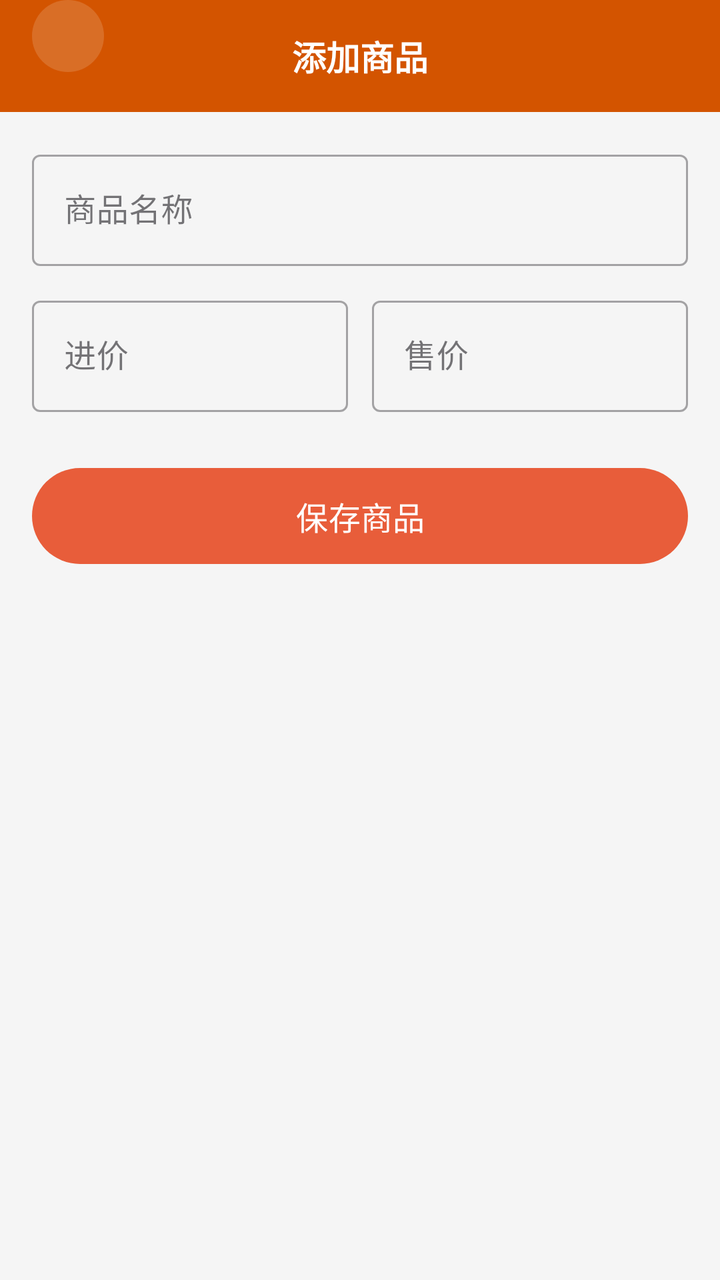
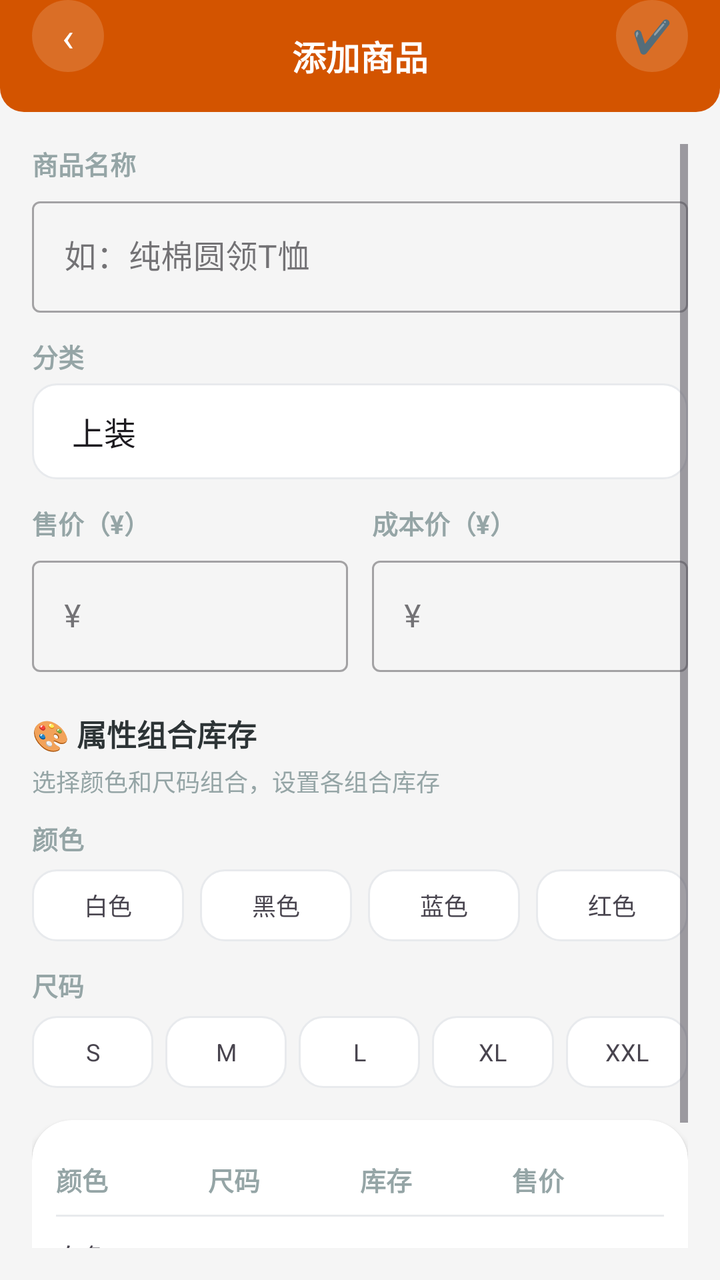

The first picture is an Android layout as it rendered before a commit; the second is the same layout after the commit. The layout source and the unified diff follow.
<!-- AndroidManifest.xml: application theme Theme.ClothingSI -->
<!-- res/layout/activity_product_add.xml -->
<?xml version="1.0" encoding="utf-8"?>
<LinearLayout xmlns:android="http://schemas.android.com/apk/res/android"
    xmlns:app="http://schemas.android.com/apk/res-auto"
    android:layout_width="match_parent" android:layout_height="match_parent"
    android:orientation="vertical" android:background="#F5F5F5">
    <RelativeLayout android:layout_width="match_parent" android:layout_height="56dp"
        android:background="#D35400" android:paddingHorizontal="16dp">
        <TextView android:id="@+id/btn_back" android:layout_width="36dp" android:layout_height="36dp"
            android:text="‹" android:textSize="20dp" android:textColor="#FFFFFF"
            android:gravity="center" android:background="@drawable/circle_bg" android:alpha="0.15" />
        <TextView android:layout_width="wrap_content" android:layout_height="wrap_content"
            android:text="添加商品" android:textSize="17dp" android:textStyle="bold"
            android:textColor="#FFFFFF" android:layout_centerInParent="true" />
    </RelativeLayout>
    <ScrollView android:layout_width="match_parent" android:layout_height="match_parent" android:padding="16dp">
        <LinearLayout android:layout_width="match_parent" android:layout_height="wrap_content"
            android:orientation="vertical">
            <com.google.android.material.textfield.TextInputLayout style="@style/Widget.MaterialComponents.TextInputLayout.OutlinedBox"
                android:layout_width="match_parent" android:layout_height="wrap_content" android:layout_marginBottom="12dp">
                <com.google.android.material.textfield.TextInputEditText android:id="@+id/et_product_name"
                    android:layout_width="match_parent" android:layout_height="wrap_content" android:hint="商品名称" />
            </com.google.android.material.textfield.TextInputLayout>
            <LinearLayout android:layout_width="match_parent" android:layout_height="wrap_content"
                android:orientation="horizontal" android:weightSum="2">
                <com.google.android.material.textfield.TextInputLayout style="@style/Widget.MaterialComponents.TextInputLayout.OutlinedBox"
                    android:layout_width="0dp" android:layout_height="wrap_content" android:layout_weight="1"
                    android:layout_marginEnd="6dp">
                    <com.google.android.material.textfield.TextInputEditText android:id="@+id/et_purchase_price"
                        android:layout_width="match_parent" android:layout_height="wrap_content" android:hint="进价" android:inputType="numberDecimal" />
                </com.google.android.material.textfield.TextInputLayout>
                <com.google.android.material.textfield.TextInputLayout style="@style/Widget.MaterialComponents.TextInputLayout.OutlinedBox"
                    android:layout_width="0dp" android:layout_height="wrap_content" android:layout_weight="1"
                    android:layout_marginStart="6dp">
                    <com.google.android.material.textfield.TextInputEditText android:id="@+id/et_selling_price"
                        android:layout_width="match_parent" android:layout_height="wrap_content" android:hint="售价" android:inputType="numberDecimal" />
                </com.google.android.material.textfield.TextInputLayout>
            </LinearLayout>
            <com.google.android.material.button.MaterialButton android:id="@+id/btn_save_product"
                android:layout_width="match_parent" android:layout_height="56dp" android:text="保存商品"
                android:textSize="16dp" app:cornerRadius="28dp"
                android:layout_marginTop="24dp" />
        </LinearLayout>
    </ScrollView>
</LinearLayout>
<!-- resources referenced by this layout -->
<resources>
  <!-- drawable circle_bg (drawable) -->
  <?xml version="1.0" encoding="utf-8"?>
  <shape xmlns:android="http://schemas.android.com/apk/res/android" android:shape="oval">
      <solid android:color="#FFFFFF" />
  </shape>
  <style name="Theme.ClothingSI" parent="Theme.Material3.Light.NoActionBar">
          <item name="colorPrimary">@color/primary</item>
          <item name="colorPrimaryDark">@color/primary_dark</item>
          <item name="colorAccent">@color/accent</item>
          <item name="android:statusBarColor">@color/primary_dark</item>
          <item name="android:navigationBarColor">@color/white</item>
      </style>
  <color name="primary">#E85D3A</color>
  <color name="primary_dark">#D35400</color>
  <color name="accent">#F4A460</color>
  <color name="white">#FFFFFF</color>
</resources>

<!-- the commit's change to res/layout/activity_product_add.xml (unified diff, before → after) -->
@@ -1,44 +1,186 @@
 <?xml version="1.0" encoding="utf-8"?>
-<LinearLayout xmlns:android="http://schemas.android.com/apk/res/android"
+<FrameLayout xmlns:android="http://schemas.android.com/apk/res/android"
     xmlns:app="http://schemas.android.com/apk/res-auto"
     android:layout_width="match_parent" android:layout_height="match_parent"
-    android:orientation="vertical" android:background="#F5F5F5">
-    <RelativeLayout android:layout_width="match_parent" android:layout_height="56dp"
-        android:background="#D35400" android:paddingHorizontal="16dp">
-        <TextView android:id="@+id/btn_back" android:layout_width="36dp" android:layout_height="36dp"
-            android:text="‹" android:textSize="20dp" android:textColor="#FFFFFF"
-            android:gravity="center" android:background="@drawable/circle_bg" android:alpha="0.15" />
-        <TextView android:layout_width="wrap_content" android:layout_height="wrap_content"
-            android:text="添加商品" android:textSize="17dp" android:textStyle="bold"
-            android:textColor="#FFFFFF" android:layout_centerInParent="true" />
-    </RelativeLayout>
-    <ScrollView android:layout_width="match_parent" android:layout_height="match_parent" android:padding="16dp">
-        <LinearLayout android:layout_width="match_parent" android:layout_height="wrap_content"
-            android:orientation="vertical">
-            <com.google.android.material.textfield.TextInputLayout style="@style/Widget.MaterialComponents.TextInputLayout.OutlinedBox"
-                android:layout_width="match_parent" android:layout_height="wrap_content" android:layout_marginBottom="12dp">
-                <com.google.android.material.textfield.TextInputEditText android:id="@+id/et_product_name"
-                    android:layout_width="match_parent" android:layout_height="wrap_content" android:hint="商品名称" />
-            </com.google.android.material.textfield.TextInputLayout>
+    android:background="#F5F5F5">
+
+    <LinearLayout android:layout_width="match_parent" android:layout_height="match_parent"
+        android:orientation="vertical">
+        <RelativeLayout android:layout_width="match_parent" android:layout_height="56dp"
+            android:background="@drawable/header_bar_bg" android:paddingHorizontal="16dp">
+            <TextView android:id="@+id/btn_back" android:layout_width="36dp" android:layout_height="36dp"
+                android:text="‹" android:textSize="20dp" android:textColor="#FFFFFF"
+                android:gravity="center" android:background="@drawable/circle_bg" />
+            <TextView android:layout_width="wrap_content" android:layout_height="wrap_content"
+                android:text="添加商品" android:textSize="17dp" android:textStyle="bold"
+                android:textColor="#FFFFFF" android:layout_centerInParent="true" />
+            <TextView android:id="@+id/btn_save_top" android:layout_width="36dp" android:layout_height="36dp"
+                android:text="✔️" android:textSize="16dp" android:textColor="#FFFFFF"
+                android:gravity="center" android:background="@drawable/circle_bg"
+                android:layout_alignParentEnd="true" android:clickable="true" android:focusable="true" />
+        </RelativeLayout>
+
+        <ScrollView android:layout_width="match_parent" android:layout_height="match_parent"
+            android:padding="16dp">
             <LinearLayout android:layout_width="match_parent" android:layout_height="wrap_content"
-                android:orientation="horizontal" android:weightSum="2">
-                <com.google.android.material.textfield.TextInputLayout style="@style/Widget.MaterialComponents.TextInputLayout.OutlinedBox"
-                    android:layout_width="0dp" android:layout_height="wrap_content" android:layout_weight="1"
-                    android:layout_marginEnd="6dp">
-                    <com.google.android.material.textfield.TextInputEditText android:id="@+id/et_purchase_price"
-                        android:layout_width="match_parent" android:layout_height="wrap_content" android:hint="进价" android:inputType="numberDecimal" />
+                android:orientation="vertical">
+
+                
+                <TextView android:layout_width="wrap_content" android:layout_height="wrap_content"
+                    android:text="商品名称" android:textSize="13dp" android:textStyle="bold"
+                    android:textColor="#95A5A6" android:layout_marginBottom="4dp" />
+                <com.google.android.material.textfield.TextInputLayout
+                    android:layout_width="match_parent" android:layout_height="wrap_content"
+                    style="@style/Widget.MaterialComponents.TextInputLayout.OutlinedBox"
+                    android:hint="如：纯棉圆领T恤" android:layout_marginBottom="12dp">
+                    <com.google.android.material.textfield.TextInputEditText android:id="@+id/et_product_name"
+                        android:layout_width="match_parent" android:layout_height="wrap_content" />
                 </com.google.android.material.textfield.TextInputLayout>
-                <com.google.android.material.textfield.TextInputLayout style="@style/Widget.MaterialComponents.TextInputLayout.OutlinedBox"
-                    android:layout_width="0dp" android:layout_height="wrap_content" android:layout_weight="1"
-                    android:layout_marginStart="6dp">
-                    <com.google.android.material.textfield.TextInputEditText android:id="@+id/et_selling_price"
-                        android:layout_width="match_parent" android:layout_height="wrap_content" android:hint="售价" android:inputType="numberDecimal" />
-                </com.google.android.material.textfield.TextInputLayout>
+
+                
+                <TextView android:layout_width="wrap_content" android:layout_height="wrap_content"
+                    android:text="分类" android:textSize="13dp" android:textStyle="bold"
+                    android:textColor="#95A5A6" android:layout_marginBottom="4dp" />
+                <LinearLayout android:layout_width="match_parent" android:layout_height="wrap_content"
+                    android:orientation="horizontal">
+                    <androidx.appcompat.widget.AppCompatSpinner
+                        android:id="@+id/spinner_category"
+                        android:layout_width="match_parent" android:layout_height="48dp"
+                        android:background="@drawable/segment_bg"
+                        android:paddingHorizontal="12dp"
+                        android:entries="@array/category_default" />
+                </LinearLayout>
+
+                
+                <LinearLayout android:layout_width="match_parent" android:layout_height="wrap_content"
+                    android:orientation="horizontal" android:weightSum="2"
+                    android:layout_marginTop="12dp" android:layout_marginBottom="12dp">
+                    <LinearLayout android:layout_width="0dp" android:layout_height="wrap_content"
+                        android:layout_weight="1" android:orientation="vertical"
+                        android:layout_marginEnd="6dp">
+                        <TextView android:layout_width="wrap_content" android:layout_height="wrap_content"
+                            android:text="售价（¥）" android:textSize="13dp" android:textStyle="bold"
+                            android:textColor="#95A5A6" android:layout_marginBottom="4dp" />
+                        <com.google.android.material.textfield.TextInputLayout
+                            android:layout_width="match_parent" android:layout_height="wrap_content"
+                            style="@style/Widget.MaterialComponents.TextInputLayout.OutlinedBox">
+                            <com.google.android.material.textfield.TextInputEditText android:id="@+id/et_selling_price"
+                                android:layout_width="match_parent" android:layout_height="wrap_content"
+                                android:hint="¥" android:inputType="numberDecimal" />
+                        </com.google.android.material.textfield.TextInputLayout>
+                    </LinearLayout>
+                    <LinearLayout android:layout_width="0dp" android:layout_height="wrap_content"
+                        android:layout_weight="1" android:orientation="vertical"
+                        android:layout_marginStart="6dp">
+                        <TextView android:layout_width="wrap_content" android:layout_height="wrap_content"
+                            android:text="成本价（¥）" android:textSize="13dp" android:textStyle="bold"
+                            android:textColor="#95A5A6" android:layout_marginBottom="4dp" />
+                        <com.google.android.material.textfield.TextInputLayout
+                            android:layout_width="match_parent" android:layout_height="wrap_content"
+                            style="@style/Widget.MaterialComponents.TextInputLayout.OutlinedBox">
+                            <com.google.android.material.textfield.TextInputEditText android:id="@+id/et_purchase_price"
+                                android:layout_width="match_parent" android:layout_height="wrap_content"
+                                android:hint="¥" android:inputType="numberDecimal" />
+                        </com.google.android.material.textfield.TextInputLayout>
+                    </LinearLayout>
+                </LinearLayout>
+
+                
+                <TextView android:layout_width="wrap_content" android:layout_height="wrap_content"
+                    android:text="🎨 属性组合库存" android:textSize="15dp" android:textStyle="bold"
+                    android:textColor="#2D3436" android:layout_marginTop="8dp" android:layout_marginBottom="4dp" />
+                <TextView android:layout_width="match_parent" android:layout_height="wrap_content"
+                    android:text="选择颜色和尺码组合，设置各组合库存" android:textSize="12dp" android:textColor="#95A5A6" android:layout_marginBottom="10dp" />
+
+                
+                <TextView android:layout_width="wrap_content" android:layout_height="wrap_content"
+                    android:text="颜色" android:textSize="13dp" android:textStyle="bold"
+                    android:textColor="#95A5A6" android:layout_marginBottom="6dp" />
+                <LinearLayout android:id="@+id/layout_color_chips"
+                    android:layout_width="match_parent" android:layout_height="wrap_content"
+                    android:orientation="horizontal" android:weightSum="4"
+                    android:layout_marginBottom="12dp">
+                    <TextView android:layout_width="0dp" android:layout_height="36dp"
+                        android:layout_weight="1" android:gravity="center" android:text="白色"
+                        android:textSize="12dp" android:layout_marginEnd="4dp"
+                        android:background="@drawable/segment_bg" />
+                    <TextView android:layout_width="0dp" android:layout_height="36dp"
+                        android:layout_weight="1" android:gravity="center" android:text="黑色"
+                        android:textSize="12dp" android:layout_marginHorizontal="4dp"
+                        android:background="@drawable/segment_bg" />
+                    <TextView android:layout_width="0dp" android:layout_height="36dp"
+                        android:layout_weight="1" android:gravity="center" android:text="蓝色"
+                        android:textSize="12dp" android:layout_marginHorizontal="4dp"
+                        android:background="@drawable/segment_bg" />
+                    <TextView android:layout_width="0dp" android:layout_height="36dp"
+                        android:layout_weight="1" android:gravity="center" android:text="红色"
+                        android:textSize="12dp" android:layout_marginStart="4dp"
+                        android:background="@drawable/segment_bg" />
+                </LinearLayout>
+
+                
+                <TextView android:layout_width="wrap_content" android:layout_height="wrap_content"
+                    android:text="尺码" android:textSize="13dp" android:textStyle="bold"
+                    android:textColor="#95A5A6" android:layout_marginBottom="6dp" />
+                <LinearLayout android:id="@+id/layout_size_chips"
+                    android:layout_width="match_parent" android:layout_height="wrap_content"
+                    android:orientation="horizontal" android:weightSum="5"
+                    android:layout_marginBottom="16dp">
+                    <TextView android:layout_width="0dp" android:layout_height="36dp"
+                        android:layout_weight="1" android:gravity="center" android:text="S"
+                        android:textSize="12dp" android:layout_marginEnd="3dp"
+                        android:background="@drawable/segment_bg" />
+                    <TextView android:layout_width="0dp" android:layout_height="36dp"
+                        android:layout_weight="1" android:gravity="center" android:text="M"
+                        android:textSize="12dp" android:layout_marginHorizontal="3dp"
+                        android:background="@drawable/segment_bg" />
+                    <TextView android:layout_width="0dp" android:layout_height="36dp"
+                        android:layout_weight="1" android:gravity="center" android:text="L"
+                        android:textSize="12dp" android:layout_marginHorizontal="3dp"
+                        android:background="@drawable/segment_bg" />
+                    <TextView android:layout_width="0dp" android:layout_height="36dp"
+                        android:layout_weight="1" android:gravity="center" android:text="XL"
+                        android:textSize="12dp" android:layout_marginHorizontal="3dp"
+                        android:background="@drawable/segment_bg" />
+                    <TextView android:layout_width="0dp" android:layout_height="36dp"
+                        android:layout_weight="1" android:gravity="center" android:text="XXL"
+                        android:textSize="12dp" android:layout_marginStart="3dp"
+                        android:background="@drawable/segment_bg" />
+                </LinearLayout>
+
+                
+                <androidx.cardview.widget.CardView android:layout_width="match_parent"
+                    android:layout_height="wrap_content" app:cardCornerRadius="20dp"
+                    app:cardElevation="2dp" android:layout_marginBottom="16dp">
+                    <LinearLayout android:layout_width="match_parent" android:layout_height="wrap_content"
+                        android:orientation="vertical" android:padding="12dp">
+                        <TableLayout android:layout_width="match_parent" android:layout_height="wrap_content"
+                            android:stretchColumns="*">
+                            <TableRow android:paddingVertical="8dp">
+                                <TextView android:text="颜色" android:textStyle="bold" android:textSize="13dp" android:textColor="#95A5A6" />
+                                <TextView android:text="尺码" android:textStyle="bold" android:textSize="13dp" android:textColor="#95A5A6" />
+                                <TextView android:text="库存" android:textStyle="bold" android:textSize="13dp" android:textColor="#95A5A6" />
+                                <TextView android:text="售价" android:textStyle="bold" android:textSize="13dp" android:textColor="#95A5A6" />
+                            </TableRow>
+                            <View android:layout_width="match_parent" android:layout_height="1dp" android:background="#E8EAED" />
+                            <TableRow android:paddingVertical="10dp">
+                                <TextView android:text="白色" android:textSize="13dp" />
+                                <TextView android:text="M" android:textSize="13dp" />
+                                <TextView android:text="23" android:textSize="13dp" />
+                                <TextView android:text="¥65" android:textSize="13dp" />
+                            </TableRow>
+                            <TableRow android:paddingVertical="10dp">
+                                <TextView android:text="黑色" android:textSize="13dp" />
+                                <TextView android:text="M" android:textSize="13dp" />
+                                <TextView android:text="15" android:textSize="13dp" />
+                                <TextView android:text="¥65" android:textSize="13dp" />
+                            </TableRow>
+                        </TableLayout>
+                    </LinearLayout>
+                </androidx.cardview.widget.CardView>
+
             </LinearLayout>
-            <com.google.android.material.button.MaterialButton android:id="@+id/btn_save_product"
-                android:layout_width="match_parent" android:layout_height="56dp" android:text="保存商品"
-                android:textSize="16dp" app:cornerRadius="28dp"
-                android:layout_marginTop="24dp" />
-        </LinearLayout>
-    </ScrollView>
-</LinearLayout>
+        </ScrollView>
+    </LinearLayout>
+
+</FrameLayout>
<!-- resource entries referenced after the edit -->
@@ -1,9 +1,29 @@
 <!-- resources referenced by this layout -->
 <resources>
+  <string-array name="category_default">
+          <item>上装</item>
+          <item>下装</item>
+          <item>上衣</item>
+          <item>外套</item>
+          <item>配饰</item>
+      </string-array>
   <!-- drawable circle_bg (drawable) -->
   <?xml version="1.0" encoding="utf-8"?>
   <shape xmlns:android="http://schemas.android.com/apk/res/android" android:shape="oval">
+      <solid android:color="#26FFFFFF" />
+  </shape>
+  <!-- drawable header_bar_bg (drawable) -->
+  <?xml version="1.0" encoding="utf-8"?>
+  <shape xmlns:android="http://schemas.android.com/apk/res/android" android:shape="rectangle">
+      <solid android:color="#D35400" />
+      <corners android:bottomLeftRadius="12dp" android:bottomRightRadius="12dp" />
+  </shape>
+  <!-- drawable segment_bg (drawable) -->
+  <?xml version="1.0" encoding="utf-8"?>
+  <shape xmlns:android="http://schemas.android.com/apk/res/android" android:shape="rectangle">
       <solid android:color="#FFFFFF" />
+      <corners android:radius="12dp" />
+      <stroke android:width="1dp" android:color="#E8EAED" />
   </shape>
   <style name="Theme.ClothingSI" parent="Theme.Material3.Light.NoActionBar">
           <item name="colorPrimary">@color/primary</item>
